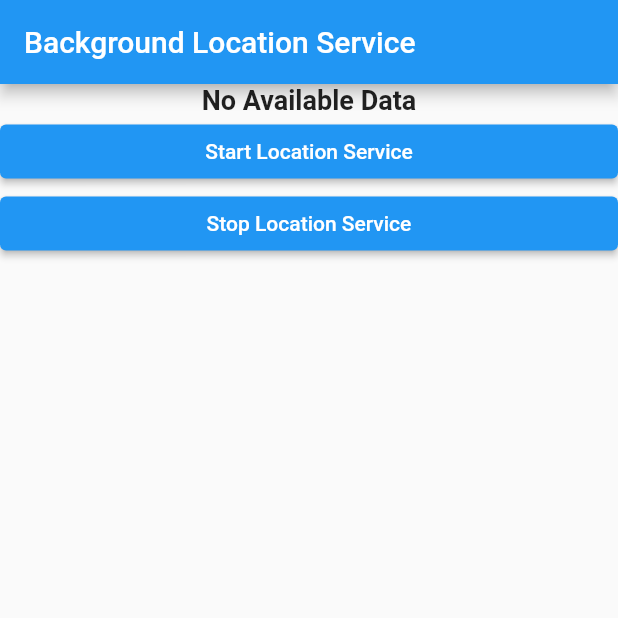
After one commit to GouthamJb/Xplor_Driver_App, a Flutter app: the screen it shows after launch, after a tap on "Get Ready!", on a phone screen of 412 x 824 dp, the top half of it. The commit adds this screen. Run offline on Flutter 3.47's test engine with Material 2 defaults, Android fonts, the light colour scheme and no system bars; our stand-ins replace get, location, permission_handler; missing offline and left inert: background_location.

Commit message:
home screen seperated from main'

```diff
--- a/lib/Controllers/location_controller.dart
+++ b/lib/Controllers/location_controller.dart
@@ -1,7 +1,5 @@
 import 'dart:async';
-
 import 'dart:io';
-import 'package:geolocator/geolocator.dart';
 import 'package:get/get.dart';
 import 'package:permission_handler/permission_handler.dart';
 import 'package:xplor_driver_app/Controllers/gps_controller.dart';
@@ -68,8 +66,6 @@ class LocationController extends GetxController {
     isAppInactive.value = true;
   }
 
-
-
   @override
   void onInit() {
     checKLocationPermission();
--- /dev/null
+++ b/lib/views/home_screen.dart
@@ -0,0 +1,169 @@
+import 'dart:async';
+import 'dart:io';
+import 'package:background_location/background_location.dart';
+import 'package:flutter/material.dart';
+import 'package:get/get.dart';
+import 'package:xplor_driver_app/Controllers/location_controller.dart';
+
+class HomeScreen extends StatefulWidget {
+  @override
+  _HomeScreenState createState() => _HomeScreenState();
+}
+
+class _HomeScreenState extends State<HomeScreen> with WidgetsBindingObserver {
+  BackgroundLocation _backgroundLocation = new BackgroundLocation();
+  Timer _timer;
+  bool locationServiceStatus = false;
+  bool _isTimerInitialized = false;
+  int noOfClick = 0;
+  LocationController _locationController = Get.put(LocationController());
+
+  //when page is initialized
+  @override
+  void initState() {
+    WidgetsBinding.instance.addObserver(this);
+    super.initState();
+  }
+
+  //when page is detached or resumed
+  @override
+  void didChangeAppLifecycleState(AppLifecycleState state) {
+    print(state);
+    if (state == AppLifecycleState.paused) {
+      _locationController.setAppInactive();
+    }
+    if ((_locationController.isAppInactive.value) &&
+        (state == AppLifecycleState.resumed)) {
+      print("From Background");
+      _locationController.checKLocationPermission();
+      _locationController.setAppActive();
+    }
+    if (state == AppLifecycleState.detached) {
+      onStopLocationServiceClick();
+    }
+    super.didChangeAppLifecycleState(state);
+  }
+
+  //when pages is disposed
+  @override
+  void dispose() {
+    super.dispose();
+    print('App is closing........');
+    if (_isTimerInitialized) {
+      _timer.cancel();
+    }
+    noOfClick = 0;
+    locationServiceStatus = false;
+    BackgroundLocation.stopLocationService();
+    WidgetsBinding.instance.removeObserver(this);
+  }
+
+  Future<bool> _onwillPopScpoe() async {
+    Get.defaultDialog(
+        textConfirm: 'Exit App',
+        onConfirm: () => exit(0),
+        onCancel: () => Get.back(closeOverlays: true),
+        title: 'Do you really want to exit?',
+        middleText: 'Exiting the application will stop fetching location');
+    return false;
+  }
+
+  @override
+  Widget build(BuildContext context) {
+    return WillPopScope(
+      onWillPop: _onwillPopScpoe,
+      child: Scaffold(
+        appBar: AppBar(
+          title: const Text('Background Location Service'),
+        ),
+        body: Center(
+          child: ListView(
+            children: <Widget>[
+              Obx(() => locationData(_locationController.locationString.value)),
+              ElevatedButton(
+                  onPressed: () {
+                    onStartLocationServiceClick();
+                  },
+                  child: Text(noOfClick != 0
+                      ? locationServiceStatus
+                          ? 'Fetching Location...'
+                          : 'Start Location Service'
+                      : 'Get Ready!')),
+              ElevatedButton(
+                  onPressed: () {
+                    onStopLocationServiceClick();
+                  },
+                  child: Text('Stop Location Service')),
+            ],
+          ),
+        ),
+      ),
+    );
+  }
+
+  Widget locationData(String data) {
+    return Text(
+      data,
+      style: TextStyle(
+        fontWeight: FontWeight.bold,
+        fontSize: 18,
+      ),
+      textAlign: TextAlign.center,
+    );
+  }
+
+  onStartLocationServiceClick() async {
+    try {
+      if (!locationServiceStatus) {
+        await BackgroundLocation.setAndroidNotification(
+          title: "Xplor Driver App",
+          message: "Currently fetching location",
+          icon: "@mipmap/ic_launcher",
+        );
+        setState(() {
+          noOfClick++;
+          print(noOfClick);
+        });
+
+        await BackgroundLocation.startLocationService();
+        if (noOfClick == 1) {
+          BackgroundLocation.stopLocationService();
+        } else {
+          print("Background Location Service is starting......");
+          setState(() {
+            locationServiceStatus = true;
+            _timer = new Timer.periodic(Duration(seconds: 12), (Timer t) {
+              _isTimerInitialized = true;
+              getCurrentLocation();
+            });
+          });
+        }
+      } else {
+        print("Background Location Service is already runinng.......");
+      }
+    } catch (e) {
+      print(e);
+    }
+  }
+
+  getCurrentLocation() async {
+    await _locationController.checKLocationPermission();
+    _backgroundLocation.getCurrentLocation().then((location) => {
+          print('This is current Location ' + location.toMap().toString()),
+          _locationController.updateLocationString(location.toMap().toString())
+        });
+  }
+
+  onStopLocationServiceClick() {
+    print("Background Location Service is stopping.....");
+    setState(() {
+      noOfClick = 0;
+      locationServiceStatus = false;
+      BackgroundLocation.stopLocationService();
+      _locationController.updateLocationString('No Available Data');
+      if (_isTimerInitialized) {
+        _timer.cancel();
+      }
+    });
+  }
+}
```
Also changed, not shown: lib/main.dart (+2 -160 lines), lib/widgets/error_message.dart (deleted, +0 -35 lines).
